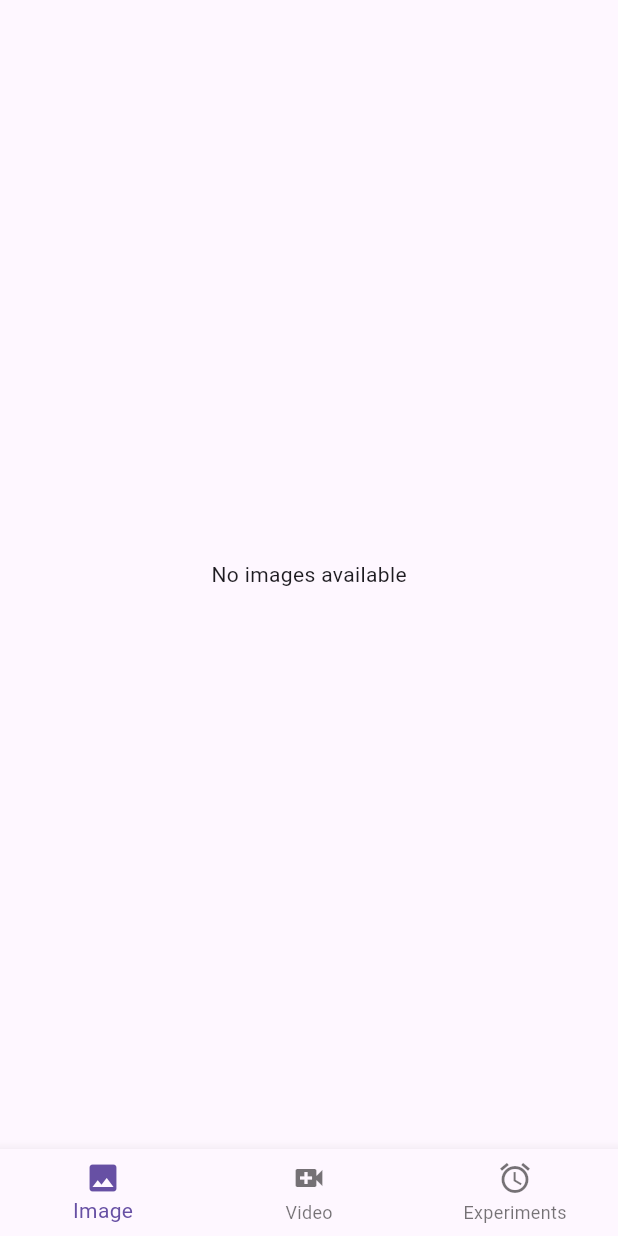
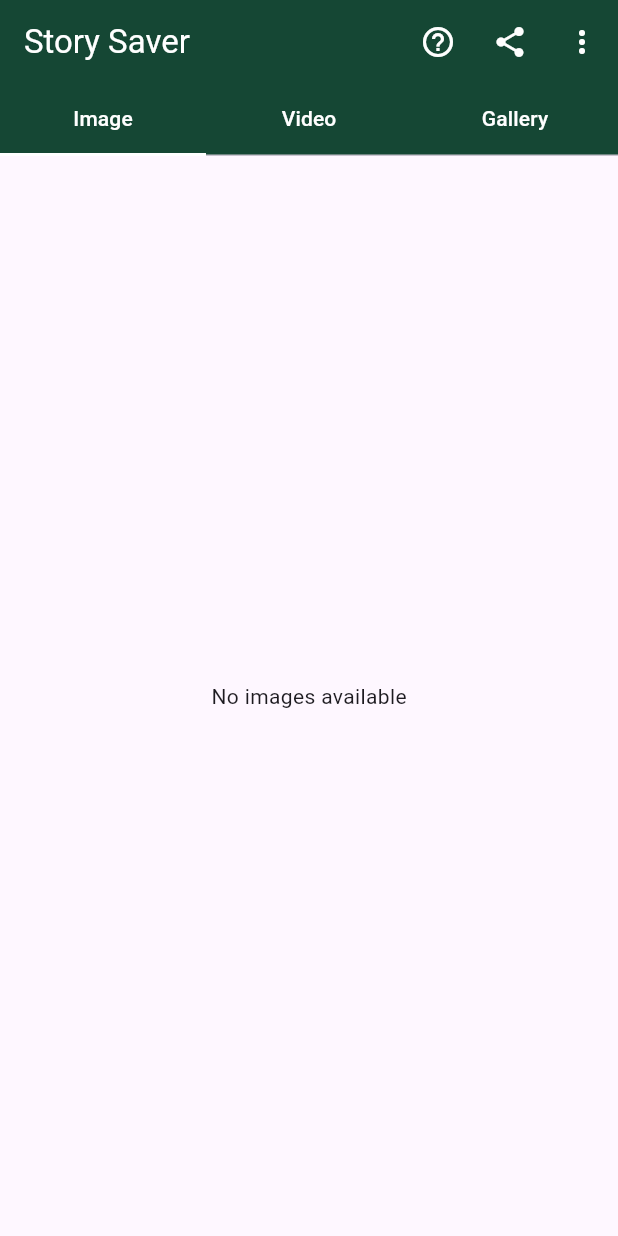
Before and after one commit to silencio260/story-saver, a Flutter app: the screen it shows after launch, on a phone screen of 412 x 824 dp. Run offline on Flutter 3.47's test engine with Material 3 defaults, Android fonts, the phone set to English and light mode, and no system bars; our stand-ins replace chewie, image_gallery_saver, permission_handler, video_player; missing offline and left inert: flutter_isolate, flutter_video_thumbnail_plus, get_thumbnail_video, list_all_videos, media_store_plus, photo_manager and 1 more.

Commit message:
Change app design and using tab bars

```diff
--- a/lib/Screens/BottomNavPages/Images/image.dart
+++ b/lib/Screens/BottomNavPages/Images/image.dart
@@ -43,13 +43,15 @@ class _ImageHomePageState extends State<ImageHomePage> {
                   child: Text("No images available"),
                 )
               : Container(
-                  padding: const EdgeInsets.all(20),
+                  padding: const EdgeInsets.all(5),
                   child: GridView(
                     gridDelegate:
-                        const SliverGridDelegateWithFixedCrossAxisCount(
-                            crossAxisCount: 2,
-                            crossAxisSpacing: 8,
-                            mainAxisSpacing: 8),
+                    const SliverGridDelegateWithMaxCrossAxisExtent(
+                      maxCrossAxisExtent: 300, // Each item max width = 150
+                      crossAxisSpacing: 5,
+                      mainAxisSpacing: 8,
+                      childAspectRatio: 0.95,
+                    ),
                     children: List.generate(file.getImages.length, (index) {
                       final data = file.getImages[index];
 
@@ -79,7 +81,7 @@ class _ImageHomePageState extends State<ImageHomePage> {
                                 fit: BoxFit.cover,
                               ),
                               color: const Color.fromARGB(255, 236, 235, 230),
-                              borderRadius: BorderRadius.circular(10)),
+                              borderRadius: BorderRadius.circular(2)),
                         ),
                       );
                     }),
--- a/lib/Screens/main_activity.dart
+++ b/lib/Screens/main_activity.dart
@@ -15,38 +15,84 @@ class MainActivity extends StatefulWidget {
   State<MainActivity> createState() => _MainActivityState();
 }
 
-class _MainActivityState extends State<MainActivity> {
+class _MainActivityState extends State<MainActivity> with SingleTickerProviderStateMixin {
+
+  late TabController controller;
 
   void initState() {
     // TODO: implement initState
     super.initState();
 
+
+    print('init myMainActivity');
+
     Provider.of<GetStatusProvider>(context, listen: false).getAllStatus();
 
     Provider.of<GetSavedMediaProvider>(context, listen: false).loadVideos();
+
+    controller = TabController(length: 3, vsync: this);
+    // controller.addListener(() {
+    //   setState(() {
+    //
+    //   });
+    // });
+  }
+
+  @override
+  void dispose() {
+    // TODO: implement dispose
+    controller.dispose();
+
+    super.dispose();
   }
 
   List<Widget> pages = const [ImageHomePage(), VideoHomePage(), MediaStoreVideos()];
 
   @override
   Widget build(BuildContext context) {
-    return Consumer<BottomNavProvider>(builder: (context, nav, child) {
-      return Scaffold(
-        body: pages[nav.currentIndex],
-        bottomNavigationBar: BottomNavigationBar(
-            onTap: (value) {
-              nav.changeIndex(value);
-            },
-            currentIndex: nav.currentIndex,
-            items: const [
-              BottomNavigationBarItem(icon: Icon(Icons.image), label: "Image"),
-              BottomNavigationBarItem(
-                  icon: Icon(Icons.video_call), label: "Video"),
-              BottomNavigationBarItem(icon: Icon(Icons.access_alarm_outlined), label: "Experiments"),
-              // BottomNavigationBarItem(icon: Icon(Icons.access_alarm_outlined), label: "PhotoManger"),
-            ],
+    return Scaffold(
+      appBar: AppBar(
+        title: Text("Story Saver"),
+        bottom: TabBar(
+          controller: controller,
+          indicatorColor: Colors.white,
+          indicatorSize: TabBarIndicatorSize.tab,
+          tabs:
+          [
+            Tab(child: Text('Image', style: TextStyle(fontSize: 14, color: Colors.white),),),
+            Tab(child: Text('Video', style: TextStyle(fontSize: 14, color: Colors.white),),),
+            Tab(child: Text('Gallery', style: TextStyle(fontSize: 14, color: Colors.white),),),
+          ]
         ),
-      );
-    });
+        actions: [
+          IconButton(onPressed: () {}, icon: Icon(Icons.help_outline_sharp, color: Colors.white)),
+          IconButton(onPressed: () {}, icon: Icon(Icons.share, color: Colors.white)),
+          IconButton(onPressed: () {}, icon: Icon(Icons.more_vert, color: Colors.white)),
+        ],
+        backgroundColor: const Color(0xff154734),
+        foregroundColor: Colors.white,
+      ),
+      body: TabBarView(controller: controller, children: pages),
+
+    );
+
+    //   Consumer<BottomNavProvider>(builder: (context, nav, child) {
+    //   return Scaffold(
+    //     body: pages[nav.currentIndex],
+    //     bottomNavigationBar: BottomNavigationBar(
+    //         onTap: (value) {
+    //           nav.changeIndex(value);
+    //         },
+    //         currentIndex: nav.currentIndex,
+    //         items: const [
+    //           BottomNavigationBarItem(icon: Icon(Icons.image), label: "Image"),
+    //           BottomNavigationBarItem(
+    //               icon: Icon(Icons.video_call), label: "Video"),
+    //           BottomNavigationBarItem(icon: Icon(Icons.access_alarm_outlined), label: "Experiments"),
+    //           // BottomNavigationBarItem(icon: Icon(Icons.access_alarm_outlined), label: "PhotoManger"),
+    //         ],
+    //     ),
+    //   );
+    // });
   }
 }
```
Also changed, not shown: lib/Screens/BottomNavPages/Experiments/ExperimentWithPhotoManager.dart (+4 -3 lines), lib/Screens/BottomNavPages/Video/video.dart (+9 -5 lines).
